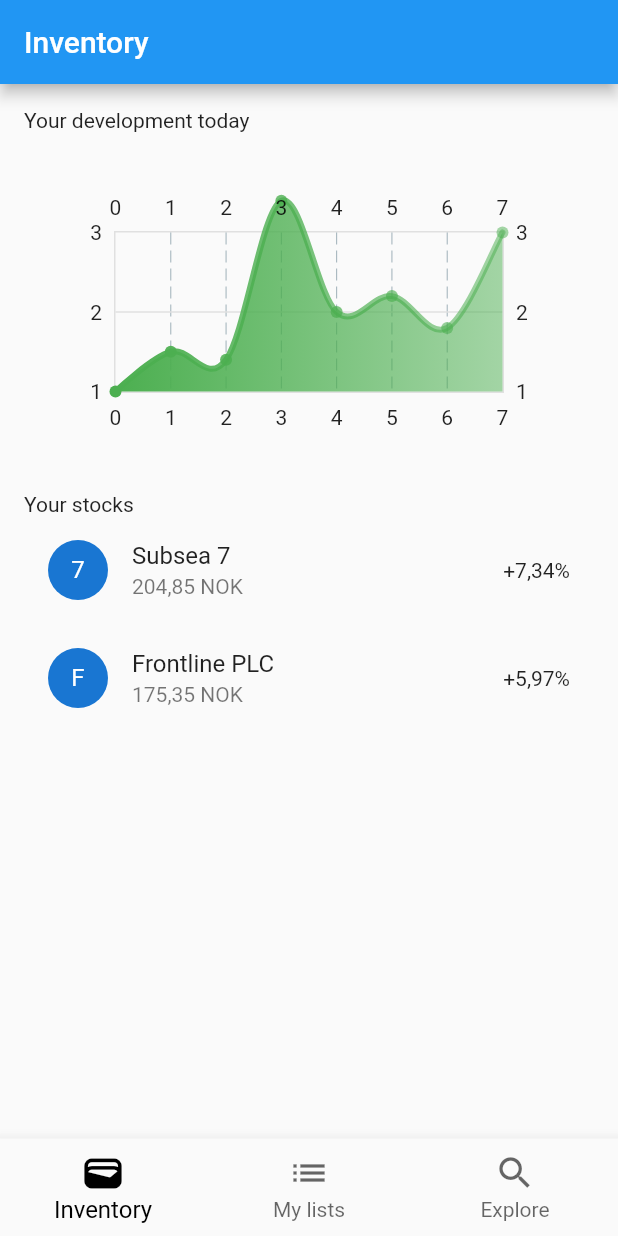
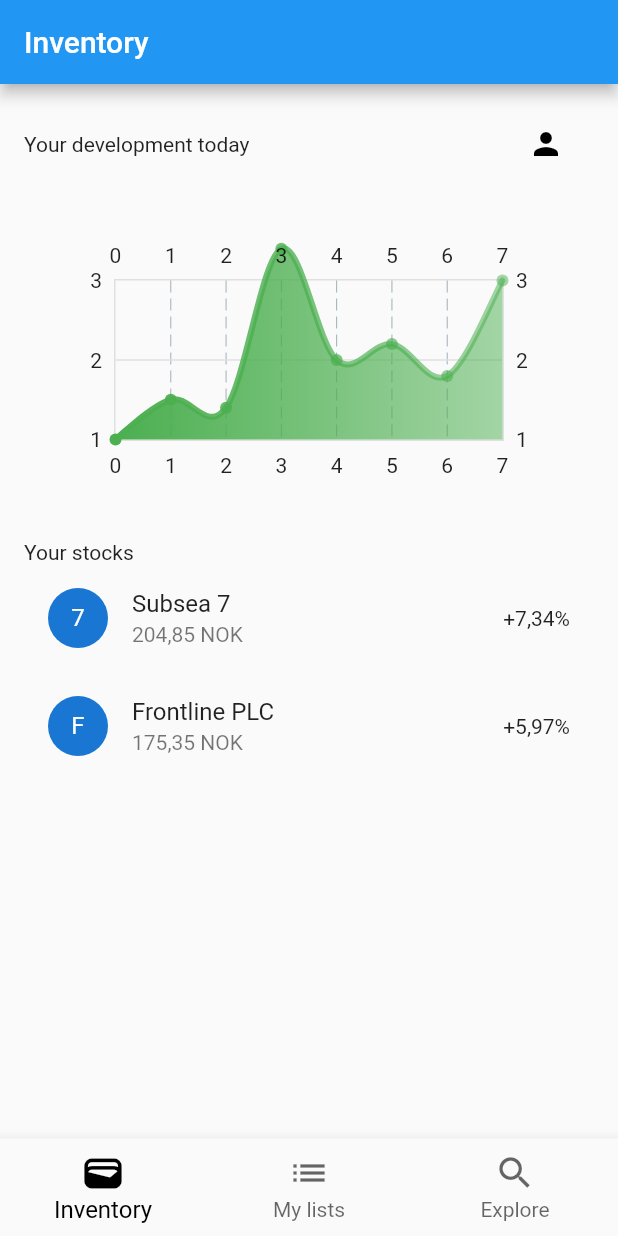
Before and after one commit to IDATA2503-Mobile-Applikasjoner/aksje_app, a Flutter app: the screen it shows after launch, on a phone screen of 412 x 824 dp. Run offline on Flutter 3.47's test engine with Material 2 defaults, Android fonts, the light colour scheme and no system bars; drawn by our look-alikes of fl_chart.

Commit message:
Started on sign-up.
Created a sign-up widget.
Also added a person button that can be used to navigate to sign-up

```diff
--- a/lib/widgets/pages/inventory.dart
+++ b/lib/widgets/pages/inventory.dart
@@ -1,6 +1,7 @@
 import 'package:aksje_app/widgets/stock_components/stock_chart.dart';
 import 'package:fl_chart/fl_chart.dart';
 import 'package:flutter/material.dart';
+import 'package:aksje_app/widgets/pages/sign-up.dart';
 
 class Inventory extends StatefulWidget {
   const Inventory({super.key});
@@ -12,21 +13,43 @@
 }
 
 class _InventoryState extends State<Inventory> {
-  @override
+
+  void navPersonPage() {
+    Navigator.push(
+      context,
+      MaterialPageRoute(builder: (context) => (const SignUp())),
+    );
+  }
+
+    @override
   Widget build(BuildContext context) {
     return Scaffold(
       appBar: AppBar(
         title: const Text('Inventory'),
       ),
-      body: const Padding(
-        padding: EdgeInsets.all(16.0),
+      body: Padding(
+        padding: const EdgeInsets.all(16.0),
         child: Column(
           crossAxisAlignment: CrossAxisAlignment.start,
           children: [
-            Text('Your development today'),
-            SizedBox(height: 20.0),
+            Row(
+              mainAxisAlignment: MainAxisAlignment.spaceBetween,
+              children: [
+                const Text('Your development today'),
+                OutlinedButton(
+                  onPressed: navPersonPage,
+                  child: Icon(Icons.person, color: Colors.black),
+                  style: ButtonStyle(
+                    backgroundColor: MaterialStateProperty.all(Colors.transparent),
+                    overlayColor: MaterialStateProperty.all(Colors.transparent),
+                    side: MaterialStateProperty.all(BorderSide.none),
+                  ),
+                ),
+              ],
+            ),
+            const SizedBox(height: 20.0),
             // Some placeholder for the graph
-            StockChart(data: [
+            const StockChart(data: [
               FlSpot(0, 1),
               FlSpot(1, 1.5),
               FlSpot(2, 1.4),
@@ -36,15 +59,15 @@
               FlSpot(6, 1.8),
               FlSpot(7, 3),
             ]),
-            SizedBox(height: 20.0),
-            Text('Your stocks'),
-            ListTile(
+            const SizedBox(height: 20.0),
+            const Text('Your stocks'),
+            const ListTile(
               leading: CircleAvatar(child: Text('7')),
               title: Text('Subsea 7'),
               subtitle: Text('204,85 NOK'),
               trailing: Text('+7,34%'),
             ),
-            ListTile(
+            const ListTile(
               leading: CircleAvatar(child: Text('F')),
               title: Text('Frontline PLC'),
               subtitle: Text('175,35 NOK'),
--- a/pubspec.yaml
+++ b/pubspec.yaml
@@ -36,6 +36,7 @@
   # Use with the CupertinoIcons class for iOS style icons.
   cupertino_icons: ^1.0.2
   fl_chart: ^0.64.0
+  dio: ^5.3.3
 
 dev_dependencies:
   flutter_test:
```
Also changed, not shown: lib/models/user.dart (added, +9 -0 lines), lib/widgets/pages/sign-up.dart (added, +44 -0 lines), pubspec.lock, 1 other file.
